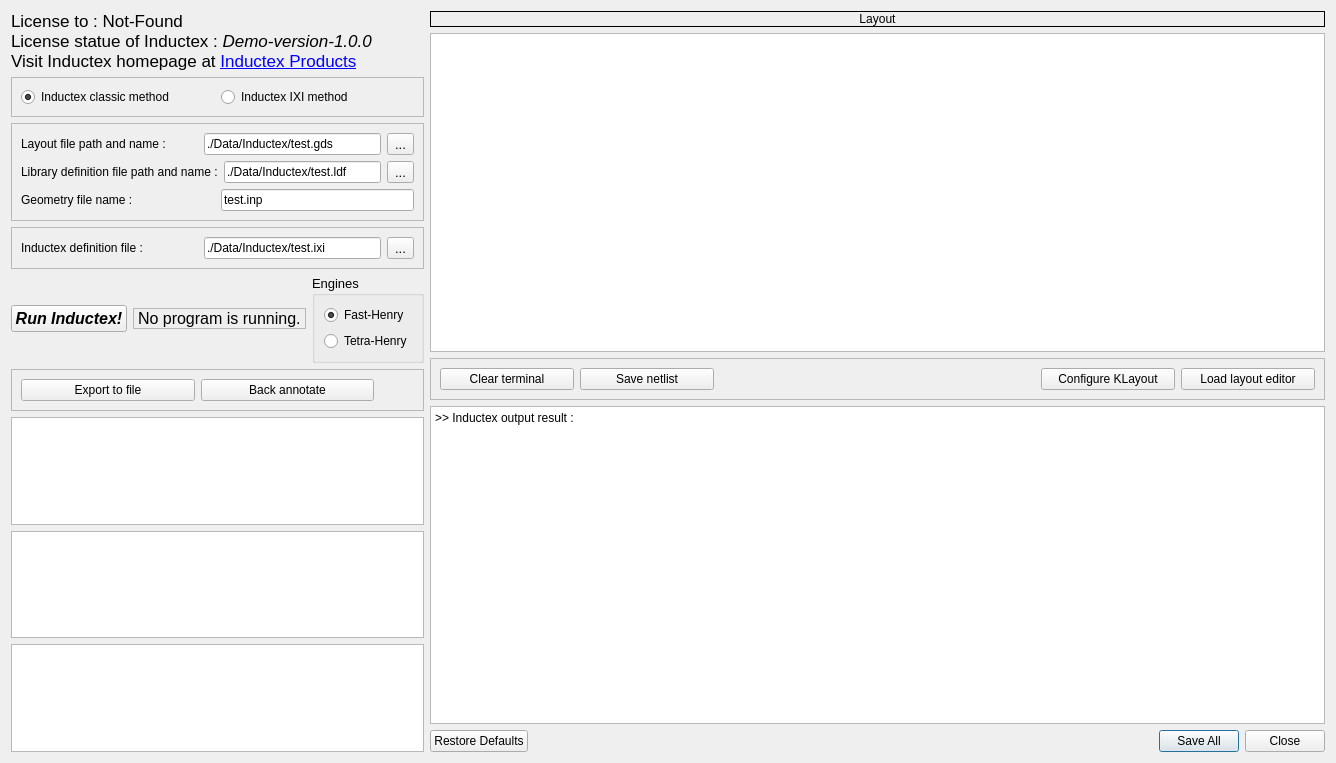
Above: inductexgui.ui from SasanRazm/JOINUS before the change. Below: the same form after it.
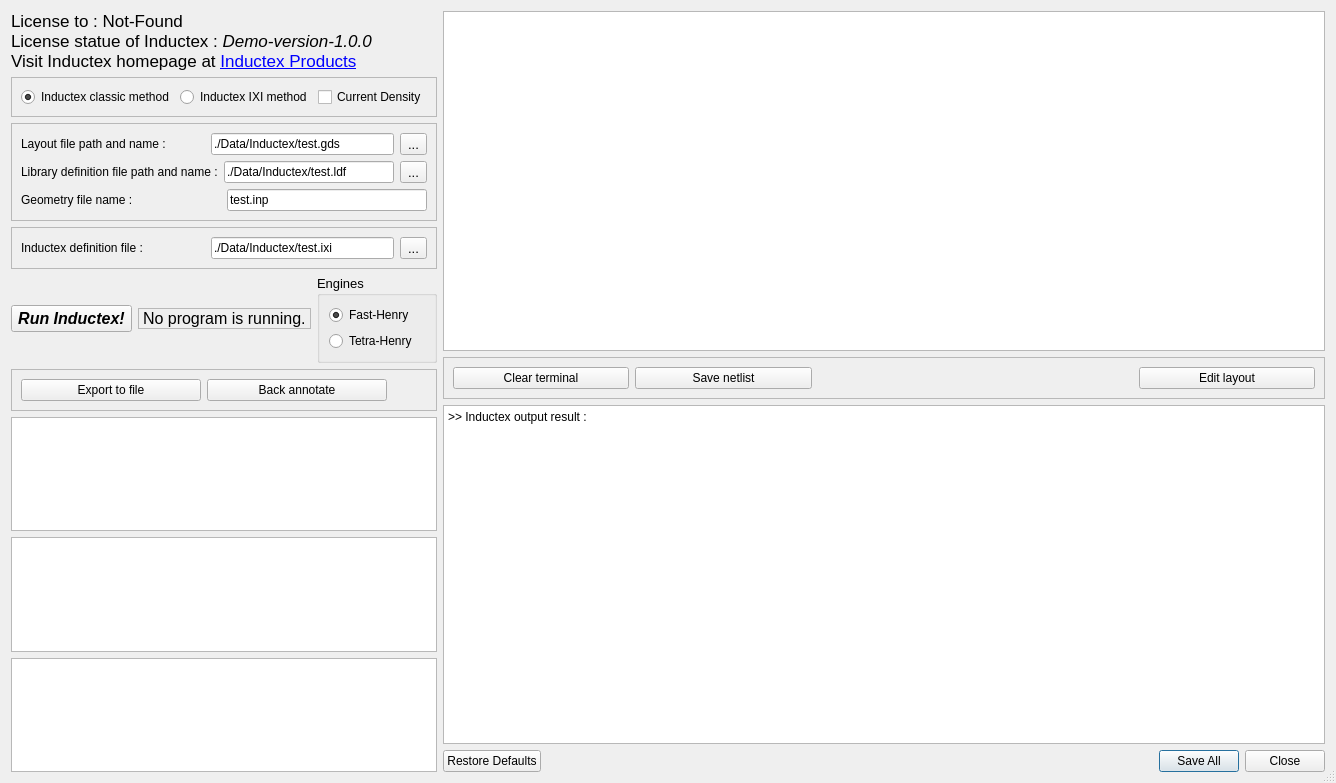
That is the form after the change.

Commit message: Small changes for Inductex interface

The edit to the form file:
```diff
--- a/inductexgui.ui
+++ b/inductexgui.ui
@@ -7,13 +7,28 @@
     <x>0</x>
     <y>0</y>
     <width>1336</width>
-    <height>763</height>
+    <height>783</height>
    </rect>
   </property>
+  <property name="sizePolicy">
+   <sizepolicy hsizetype="Expanding" vsizetype="Expanding">
+    <horstretch>0</horstretch>
+    <verstretch>0</verstretch>
+   </sizepolicy>
+  </property>
   <property name="windowTitle">
-   <string>Dialog</string>
+   <string>InductexGUI</string>
+  </property>
+  <property name="sizeGripEnabled">
+   <bool>true</bool>
+  </property>
+  <property name="modal">
+   <bool>true</bool>
   </property>
   <layout class="QHBoxLayout" name="horizontalLayout_8">
+   <property name="sizeConstraint">
+    <enum>QLayout::SetDefaultConstraint</enum>
+   </property>
    <item>
     <layout class="QVBoxLayout" name="verticalLayout_5">
      <item>
@@ -87,6 +102,19 @@
           </property>
          </widget>
         </item>
+        <item>
+         <widget class="QCheckBox" name="checkBoxCurr">
+          <property name="font">
+           <font>
+            <family>Arial</family>
+            <pointsize>9</pointsize>
+           </font>
+          </property>
+          <property name="text">
+           <string>Current Density</string>
+          </property>
+         </widget>
+        </item>
        </layout>
       </widget>
      </item>
@@ -514,19 +542,6 @@
    </item>
    <item>
     <layout class="QVBoxLayout" name="verticalLayout">
-     <item>
-      <widget class="QLabel" name="LabelLayout">
-       <property name="frameShape">
-        <enum>QFrame::Box</enum>
-       </property>
-       <property name="text">
-        <string>Layout</string>
-       </property>
-       <property name="alignment">
-        <set>Qt::AlignCenter</set>
-       </property>
-      </widget>
-     </item>
      <item>
       <widget class="QPlainTextEdit" name="plainTextEditNetlist">
        <property name="sizePolicy">
@@ -600,13 +615,6 @@
           </property>
          </spacer>
         </item>
-        <item>
-         <widget class="QPushButton" name="pushButtonConfigure">
-          <property name="text">
-           <string>Configure KLayout</string>
-          </property>
-         </widget>
-        </item>
         <item>
          <widget class="QPushButton" name="pushButtonLayout">
           <property name="font">
@@ -616,7 +624,7 @@
            </font>
           </property>
           <property name="text">
-           <string>Load layout editor</string>
+           <string>Edit layout</string>
           </property>
          </widget>
         </item>
```
The commit also changes 4 other files.
